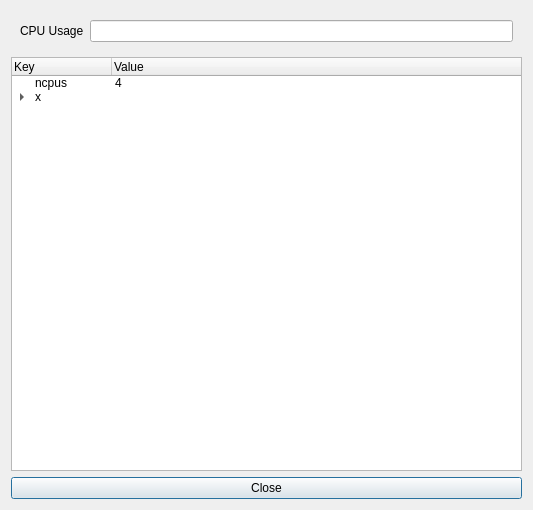
Old version of the form infoContainer.ui in the repository sujiwo/QtDocker.
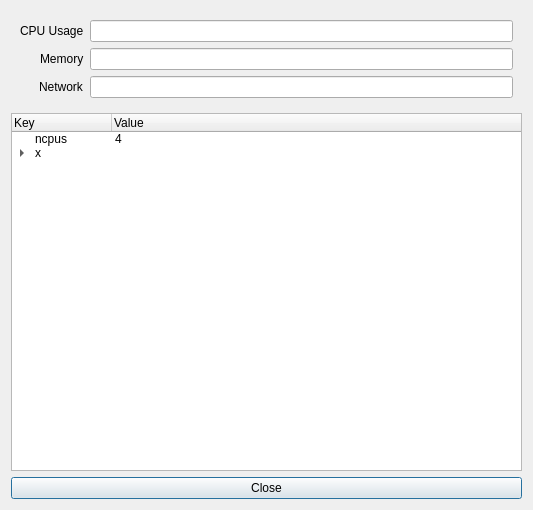
New version of the form.

Commit message: CPU & memory usage in container info

The edit to the form file:
```diff
--- a/infoContainer.ui
+++ b/infoContainer.ui
@@ -17,6 +17,9 @@
    <item>
     <widget class="QWidget" name="widget" native="true">
      <layout class="QFormLayout" name="formLayout_2">
+      <property name="labelAlignment">
+       <set>Qt::AlignRight|Qt::AlignTrailing|Qt::AlignVCenter</set>
+      </property>
       <item row="0" column="0">
        <widget class="QLabel" name="label">
         <property name="text">
@@ -31,6 +34,30 @@
         </property>
        </widget>
       </item>
+      <item row="1" column="0">
+       <widget class="QLabel" name="label_2">
+        <property name="text">
+         <string>Memory</string>
+        </property>
+       </widget>
+      </item>
+      <item row="1" column="1">
+       <widget class="QLineEdit" name="memUsageDsp">
+        <property name="readOnly">
+         <bool>true</bool>
+        </property>
+       </widget>
+      </item>
+      <item row="2" column="0">
+       <widget class="QLabel" name="label_3">
+        <property name="text">
+         <string>Network</string>
+        </property>
+       </widget>
+      </item>
+      <item row="2" column="1">
+       <widget class="QLineEdit" name="netUsageDsp"/>
+      </item>
      </layout>
     </widget>
    </item>
```
Left out of the diff: 2 changed lines with no effect on the pictures. The commit also changes 2 other files.
